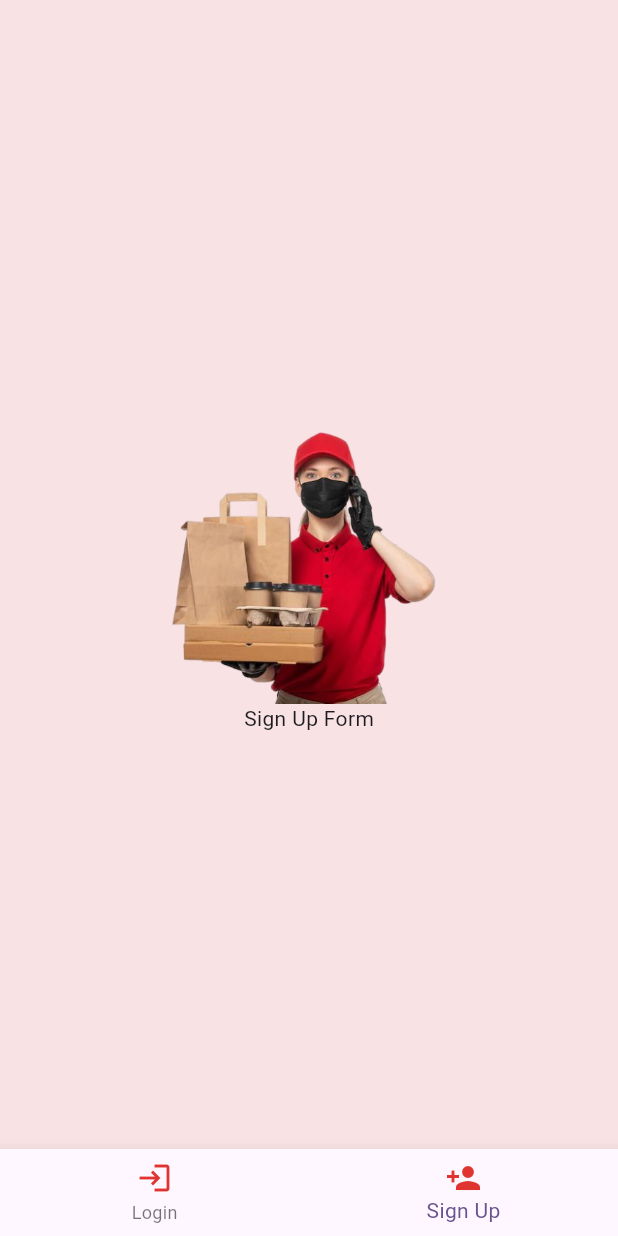
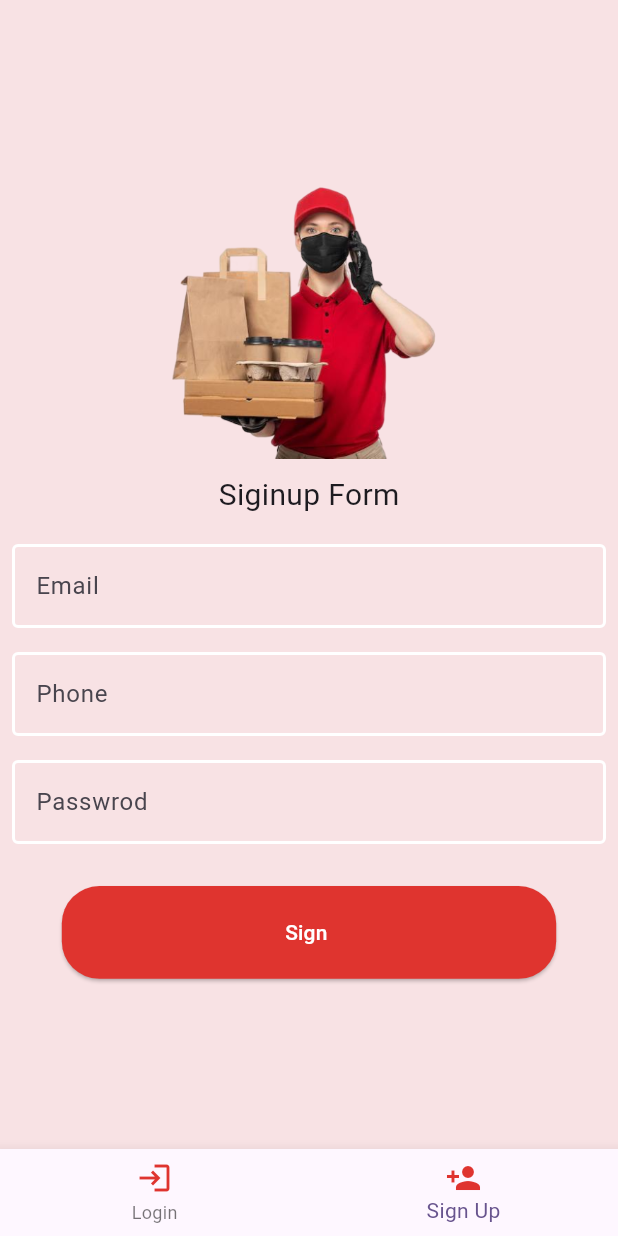
Before and after one commit to arjun2020-py/online-Food-delivery-app, a Flutter app: the LoginSignupPage screen opened directly, swiped to page 2, on a phone screen of 412 x 824 dp. Run offline on Flutter 3.47's test engine with Material 2 defaults, Android fonts, the light colour scheme and no system bars; our stand-ins replace get.

Commit message:
compelete login and signup  page

```diff
--- /dev/null
+++ b/online_food_order/lib/customWidget/custom_text_form_widget.dart
@@ -0,0 +1,31 @@
+import 'package:flutter/material.dart';
+import 'package:get/get.dart';
+
+import '../ utils/custom_color.dart';
+import '../interlization/interlization.dart';
+
+class customTextfromFiledWidget extends StatelessWidget {
+  const customTextfromFiledWidget({
+    super.key,
+    required this.hintText,
+
+  });
+  final String hintText;
+  @override
+  Widget build(BuildContext context) {
+    return Padding(
+      padding: const EdgeInsets.all(8.0),
+      child: TextFormField(
+        decoration: InputDecoration(
+            hintText:hintText,
+            fillColor: CustomColor().whiteColor,
+            enabledBorder: OutlineInputBorder(
+                borderSide:
+                    BorderSide(width: 2, color: CustomColor().whiteColor)),
+            focusedBorder: OutlineInputBorder(
+                borderSide:
+                    BorderSide(width: 2, color: CustomColor().whiteColor))),
+      ),
+    );
+  }
+}
--- a/online_food_order/lib/interlization/interlization.dart
+++ b/online_food_order/lib/interlization/interlization.dart
@@ -9,7 +9,13 @@ class Internationalization extends Translations {
               " expectional food delivery\n "
               "service.",
           LocalName.getStarted: "Get  Started",
-          LocalName.login: "Login"
+          LocalName.login: "Login",
+          LocalName.email: "Email",
+          LocalName.passwrod: "Passwrod",
+          LocalName.loginForm: "Login Form",
+          LocalName.signupForm: "Siginup Form",
+          LocalName.phone: "Phone",
+          LocalName.signUp : "Sign "
         }
       };
 }
@@ -21,4 +27,9 @@ class LocalName {
   static String getStarted = "get_started";
   static String login = "login";
   static String email = "email";
+  static String passwrod = "passwrod";
+  static String phone = "phone";
+  static String loginForm = "login_form";
+  static String signupForm = "siginup_form";
+  static String signUp = "Sigin_up";
 }
--- a/online_food_order/lib/screen/main/auth/login_screen/compoents/sign_up_screen.dart
+++ b/online_food_order/lib/screen/main/auth/login_screen/compoents/sign_up_screen.dart
@@ -1,6 +1,12 @@
 import 'package:flutter/material.dart';
+import 'package:get/get.dart';
 
+import '../../../../../ utils/custom_color.dart';
 import '../../../../../ utils/custom_image.dart';
+import '../../../../../customWidget/custom_elev_butt_widget.dart';
+import '../../../../../customWidget/custom_text_form_widget.dart';
+import '../../../../../customWidget/custom_text_widget.dart';
+import '../../../../../interlization/interlization.dart';
 
 class SignUpScreen extends StatelessWidget {
   @override
@@ -14,8 +20,32 @@ class SignUpScreen extends StatelessWidget {
             CustomImage().appIconImage,
             width: MediaQuery.sizeOf(context).width * 0.7,
           ),
-          Text('Sign Up Form'),
-          // Your sign-up form fields and logic can be added here
+          SizedBox(
+            height: 10,
+          ),
+          CustomTextWidget(
+              fontSize: 20,
+              fontWeight: FontWeight.normal,
+              text: LocalName.signupForm.tr),
+          SizedBox(
+            height: 10,
+          ),
+          customTextfromFiledWidget(
+            hintText: LocalName.email.tr,
+          ),
+          customTextfromFiledWidget(hintText: LocalName.phone.tr),
+          customTextfromFiledWidget(hintText: LocalName.passwrod.tr),
+          SizedBox(
+            height: 20,
+          ),
+          CustomElevButton(
+              text: LocalName.signUp.tr,
+              onpressed: () {},
+              textColor: CustomColor().whiteColor,
+              buttonBgColor: CustomColor().buttonColor,
+              buttonRadius: 25,
+              sizedBoxWidth: 0.8,
+              sizedBoxHieght: 0.15)
         ],
       ),
     );
--- a/online_food_order/lib/screen/main/intro_screen/welcome_screen.dart
+++ b/online_food_order/lib/screen/main/intro_screen/welcome_screen.dart
@@ -5,8 +5,9 @@ import 'package:online_food_order/%20utils/custom_image.dart';
 import 'package:online_food_order/interlization/interlization.dart';
 import 'package:online_food_order/screen/main/auth/login_screen/login_siginup_screen.dart';
 
-import '../../../compoents/custom_elev_butt_widget.dart';
-import '../../../compoents/custom_text_widget.dart';
+
+import '../../../customWidget/custom_elev_butt_widget.dart';
+import '../../../customWidget/custom_text_widget.dart';
 
 class WelcomeScreen extends StatelessWidget {
   const WelcomeScreen({super.key});
```
Also changed, not shown: online_food_order/lib/screen/main/auth/login_screen/compoents/login_screen.dart (+28 -16 lines), online_food_order/lib/customWidget/custom_elev_butt_widget.dart (renamed from online_food_order/lib/compoents/custom_elev_butt_widget.dart), online_food_order/lib/customWidget/custom_text_widget.dart (renamed from online_food_order/lib/compoents/custom_text_widget.dart), online_food_order/lib/customWidget/custom_widget.dart (added).
